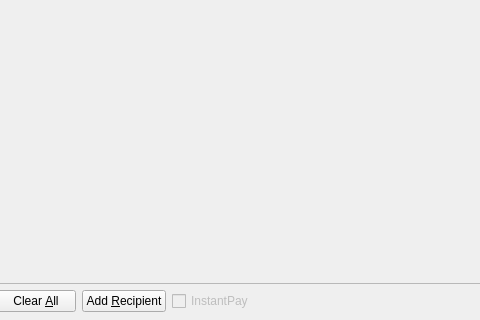
Old version of the form src/qt/forms/sendcoinsdialog.ui in the repository Mythicaler/Smartcoin-core; both pictures show x 171 to 651 and y 206 to 526 of the 850 by 526 pixel window.
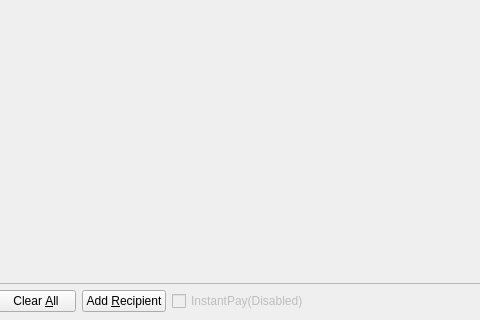
New version of the form. Icons and pictures are not drawn. Custom widgets are drawn as their Qt base class.

```diff
--- a/src/qt/forms/sendcoinsdialog.ui
+++ b/src/qt/forms/sendcoinsdialog.ui
@@ -728,7 +728,7 @@
      <item>
       <widget class="QCheckBox" name="checkUseInstantSend">
        <property name="text">
-        <string>InstantPay</string>
+        <string>InstantPay(Disabled)</string>
        </property>
        <property name="checked">
         <bool>false</bool>
```
